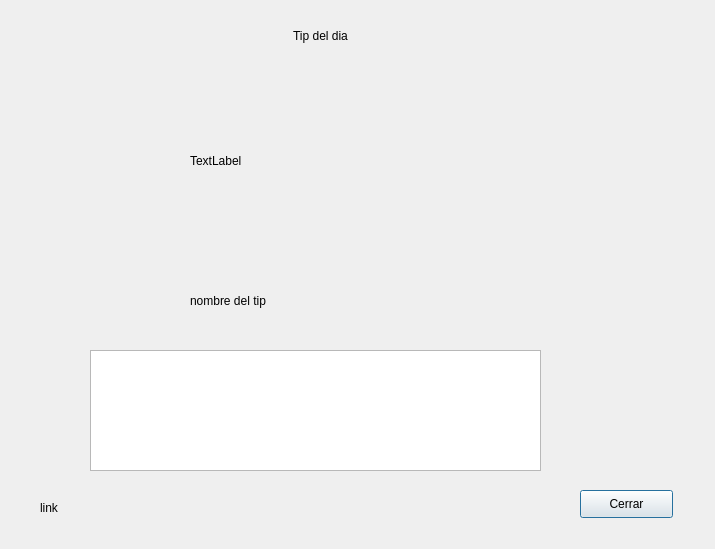
This is tipdeldia.ui in Laloses/Hospital as Qt 5 draws it before an edit. The edited form follows.
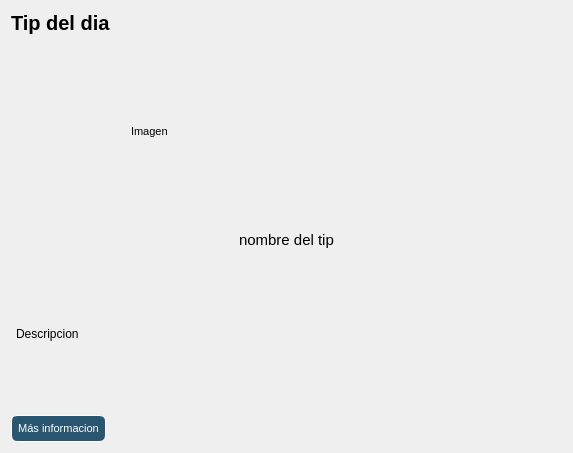
This is the edited form.

What changed in the file:
```diff
--- a/tipdeldia.ui
+++ b/tipdeldia.ui
@@ -6,88 +6,215 @@
    <rect>
     <x>0</x>
     <y>0</y>
-    <width>715</width>
-    <height>549</height>
+    <width>573</width>
+    <height>453</height>
    </rect>
   </property>
+  <property name="font">
+   <font>
+    <pointsize>8</pointsize>
+   </font>
+  </property>
   <property name="windowTitle">
    <string>Dialog</string>
   </property>
-  <widget class="QLabel" name="label_tipdia">
-   <property name="geometry">
-    <rect>
-     <x>240</x>
-     <y>20</y>
-     <width>191</width>
-     <height>31</height>
-    </rect>
-   </property>
-   <property name="text">
-    <string>                Tip del dia</string>
-   </property>
-  </widget>
-  <widget class="QLabel" name="label_imagen">
-   <property name="geometry">
-    <rect>
-     <x>190</x>
-     <y>70</y>
-     <width>311</width>
-     <height>181</height>
-    </rect>
-   </property>
-   <property name="text">
-    <string>TextLabel</string>
-   </property>
-  </widget>
-  <widget class="QTextBrowser" name="textBrowser_descripcion">
-   <property name="geometry">
-    <rect>
-     <x>90</x>
-     <y>350</y>
-     <width>451</width>
-     <height>121</height>
-    </rect>
-   </property>
-  </widget>
-  <widget class="QLabel" name="label_link">
-   <property name="geometry">
-    <rect>
-     <x>40</x>
-     <y>500</y>
-     <width>81</width>
-     <height>16</height>
-    </rect>
-   </property>
-   <property name="text">
-    <string>link</string>
-   </property>
-  </widget>
-  <widget class="QLabel" name="label_nombretip">
-   <property name="geometry">
-    <rect>
-     <x>190</x>
-     <y>290</y>
-     <width>221</width>
-     <height>21</height>
-    </rect>
-   </property>
-   <property name="text">
-    <string>nombre del tip</string>
-   </property>
-  </widget>
-  <widget class="QPushButton" name="pushButton_cerrar">
-   <property name="geometry">
-    <rect>
-     <x>580</x>
-     <y>490</y>
-     <width>93</width>
-     <height>28</height>
-    </rect>
-   </property>
-   <property name="text">
-    <string>Cerrar</string>
-   </property>
-  </widget>
+  <property name="styleSheet">
+   <string notr="true">#pushButton_link{
+	background-color: rgb(41, 87, 113);
+	border-radius:6px;
+	border:1px solid #fff;
+	color:#fff;
+	padding:6px;
+	text-decoration:none;
+}
+#pushButton_link:hover{
+	background: rgb(111, 157, 183);
+	color: rgb(0, 0, 0);
+}
+#pushButton_link:focus{
+	background: rgb(51, 97, 123);
+	color: rgb(255, 255, 255);
+}
+#label_tipdia{
+	text-align: center;
+}</string>
+  </property>
+  <layout class="QVBoxLayout" name="verticalLayout">
+   <item>
+    <widget class="QLabel" name="label_tipdia">
+     <property name="font">
+      <font>
+       <pointsize>15</pointsize>
+       <weight>75</weight>
+       <bold>true</bold>
+      </font>
+     </property>
+     <property name="styleSheet">
+      <string notr="true">text-align:center;</string>
+     </property>
+     <property name="text">
+      <string>Tip del dia</string>
+     </property>
+    </widget>
+   </item>
+   <item>
+    <layout class="QHBoxLayout" name="horizontalLayout_3">
+     <item>
+      <spacer name="horizontalSpacer_5">
+       <property name="orientation">
+        <enum>Qt::Horizontal</enum>
+       </property>
+       <property name="sizeHint" stdset="0">
+        <size>
+         <width>40</width>
+         <height>20</height>
+        </size>
+       </property>
+      </spacer>
+     </item>
+     <item>
+      <widget class="QLabel" name="label_imagen">
+       <property name="minimumSize">
+        <size>
+         <width>311</width>
+         <height>181</height>
+        </size>
+       </property>
+       <property name="text">
+        <string>Imagen</string>
+       </property>
+      </widget>
+     </item>
+     <item>
+      <spacer name="horizontalSpacer_6">
+       <property name="orientation">
+        <enum>Qt::Horizontal</enum>
+       </property>
+       <property name="sizeHint" stdset="0">
+        <size>
+         <width>40</width>
+         <height>20</height>
+        </size>
+       </property>
+      </spacer>
+     </item>
+    </layout>
+   </item>
+   <item>
+    <layout class="QHBoxLayout" name="horizontalLayout">
+     <item>
+      <spacer name="horizontalSpacer">
+       <property name="orientation">
+        <enum>Qt::Horizontal</enum>
+       </property>
+       <property name="sizeHint" stdset="0">
+        <size>
+         <width>40</width>
+         <height>20</height>
+        </size>
+       </property>
+      </spacer>
+     </item>
+     <item>
+      <widget class="QLabel" name="label_nombretip">
+       <property name="font">
+        <font>
+         <pointsize>11</pointsize>
+        </font>
+       </property>
+       <property name="text">
+        <string>nombre del tip</string>
+       </property>
+      </widget>
+     </item>
+     <item>
+      <spacer name="horizontalSpacer_2">
+       <property name="orientation">
+        <enum>Qt::Horizontal</enum>
+       </property>
+       <property name="sizeHint" stdset="0">
+        <size>
+         <width>40</width>
+         <height>20</height>
+        </size>
+       </property>
+      </spacer>
+     </item>
+    </layout>
+   </item>
+   <item>
+    <layout class="QHBoxLayout" name="horizontalLayout_5">
+     <item>
+      <spacer name="horizontalSpacer_8">
+       <property name="orientation">
+        <enum>Qt::Horizontal</enum>
+       </property>
+       <property name="sizeHint" stdset="0">
+        <size>
+         <width>40</width>
+         <height>20</height>
+        </size>
+       </property>
+      </spacer>
+     </item>
+     <item>
+      <widget class="QLabel" name="label_descripcion">
+       <property name="minimumSize">
+        <size>
+         <width>541</width>
+         <height>151</height>
+        </size>
+       </property>
+       <property name="font">
+        <font>
+         <pointsize>9</pointsize>
+        </font>
+       </property>
+       <property name="text">
+        <string>Descripcion</string>
+       </property>
+      </widget>
+     </item>
+     <item>
+      <spacer name="horizontalSpacer_9">
+       <property name="orientation">
+        <enum>Qt::Horizontal</enum>
+       </property>
+       <property name="sizeHint" stdset="0">
+        <size>
+         <width>40</width>
+         <height>20</height>
+        </size>
+       </property>
+      </spacer>
+     </item>
+    </layout>
+   </item>
+   <item>
+    <layout class="QHBoxLayout" name="horizontalLayout_4">
+     <item>
+      <widget class="QPushButton" name="pushButton_link">
+       <property name="text">
+        <string>Más informacion</string>
+       </property>
+      </widget>
+     </item>
+     <item>
+      <spacer name="horizontalSpacer_7">
+       <property name="orientation">
+        <enum>Qt::Horizontal</enum>
+       </property>
+       <property name="sizeHint" stdset="0">
+        <size>
+         <width>40</width>
+         <height>20</height>
+        </size>
+       </property>
+      </spacer>
+     </item>
+    </layout>
+   </item>
+  </layout>
  </widget>
  <resources/>
  <connections/>
```
